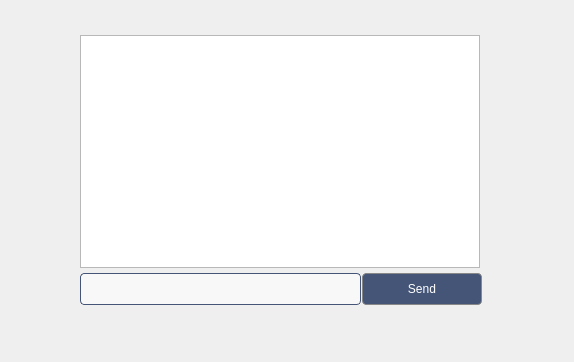
Above: Client/chatoneuser.ui from aliabodaraa/chat_disktop_application_with_Qt before the change. Below: the same form after it.
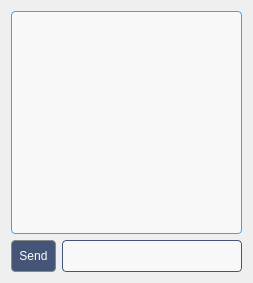
That is the form after the change.

```diff
--- a/Client/chatoneuser.ui
+++ b/Client/chatoneuser.ui
@@ -6,85 +6,39 @@
    <rect>
     <x>0</x>
     <y>0</y>
-    <width>574</width>
-    <height>362</height>
+    <width>253</width>
+    <height>283</height>
    </rect>
   </property>
+  <property name="sizePolicy">
+   <sizepolicy hsizetype="Expanding" vsizetype="Expanding">
+    <horstretch>0</horstretch>
+    <verstretch>0</verstretch>
+   </sizepolicy>
+  </property>
+  <property name="maximumSize">
+   <size>
+    <width>400</width>
+    <height>555</height>
+   </size>
+  </property>
   <property name="windowTitle">
    <string>Dialog</string>
   </property>
-  <widget class="QWidget" name="verticalLayoutWidget">
-   <property name="geometry">
-    <rect>
-     <x>80</x>
-     <y>30</y>
-     <width>402</width>
-     <height>281</height>
-    </rect>
-   </property>
-   <layout class="QVBoxLayout" name="verticalLayout_2" stretch="0,0">
-    <property name="spacing">
-     <number>0</number>
-    </property>
+  <layout class="QVBoxLayout" name="verticalLayout_4">
+   <item>
+    <layout class="QVBoxLayout" name="verticalLayout_3">
     <item>
      <widget class="QListWidget" name="listWidgetInDailog">
-      <property name="sizePolicy">
-       <sizepolicy hsizetype="Expanding" vsizetype="Maximum">
-        <horstretch>0</horstretch>
-        <verstretch>0</verstretch>
-       </sizepolicy>
-      </property>
-      <property name="minimumSize">
-       <size>
-        <width>400</width>
-        <height>10</height>
-       </size>
-      </property>
-      <property name="maximumSize">
-       <size>
-        <width>234</width>
-        <height>233</height>
-       </size>
-      </property>
-     </widget>
-    </item>
-    <item>
-     <layout class="QHBoxLayout" name="horizontalLayout" stretch="7,3">
-      <property name="spacing">
-       <number>1</number>
-      </property>
-      <property name="sizeConstraint">
-       <enum>QLayout::SetFixedSize</enum>
-      </property>
-      <property name="leftMargin">
-       <number>0</number>
-      </property>
-      <item>
-       <widget class="QLineEdit" name="lineEdit">
-        <property name="sizePolicy">
-         <sizepolicy hsizetype="Expanding" vsizetype="Maximum">
-          <horstretch>0</horstretch>
-          <verstretch>0</verstretch>
-         </sizepolicy>
-        </property>
-        <property name="maximumSize">
-         <size>
-          <width>300</width>
-          <height>16777215</height>
-         </size>
-        </property>
         <property name="styleSheet">
-         <string notr="true">height:30%;
-width:80%;
-border-radius: 4;
+        <string notr="true">border-radius: 4;
 background-color: rgb(248, 248, 248);
-border:1px solid  #457;</string>
-        </property>
-        <property name="maxLength">
-         <number>1</number>
+border:1px solid rgb(78, 157, 235);</string>
         </property>
        </widget>
       </item>
+     <item>
+      <layout class="QHBoxLayout" name="horizontalLayout_2" stretch="2,8">
       <item>
        <widget class="QPushButton" name="pushButton">
         <property name="styleSheet">
@@ -101,10 +55,22 @@
         </property>
        </widget>
       </item>
-     </layout>
-    </item>
-   </layout>
-  </widget>
+       <item>
+        <widget class="QLineEdit" name="lineEdit">
+         <property name="styleSheet">
+          <string notr="true">height:30%;
+width:80%;
+border-radius: 4;
+background-color: rgb(248, 248, 248);
+border:1px solid  #457;</string>
+         </property>
+        </widget>
+       </item>
+      </layout>
+     </item>
+    </layout>
+   </item>
+  </layout>
  </widget>
  <resources/>
  <connections/>
```
Left out of the diff: 3 changed lines with no effect on the pictures. Lines whose indentation alone changed are shown as unchanged.
